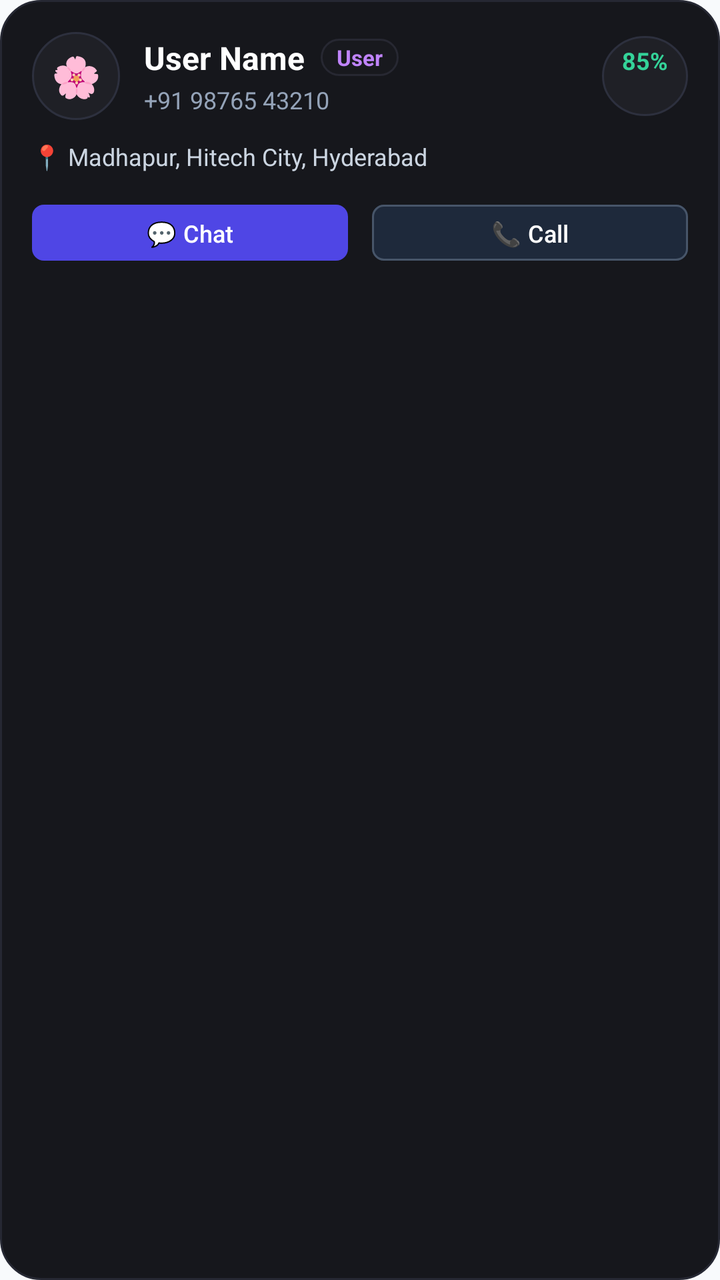
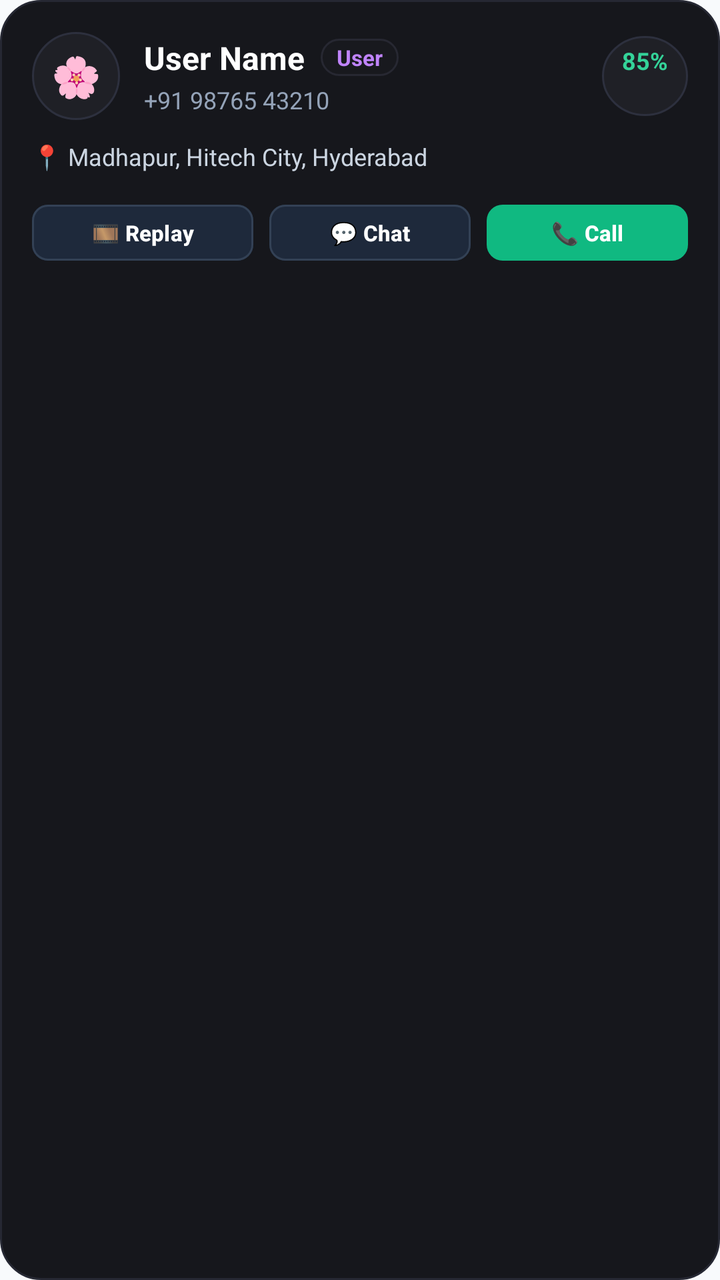

Before-and-after screenshots of an Android layout around one commit, followed by the original layout XML and the change that was made.
<!-- AndroidManifest.xml: application theme Theme.SheGuard -->
<!-- res/layout/item_admin_user_card.xml -->
<?xml version="1.0" encoding="utf-8"?>
<LinearLayout xmlns:android="http://schemas.android.com/apk/res/android"
    xmlns:app="http://schemas.android.com/apk/res-auto"
    android:layout_width="match_parent"
    android:layout_height="wrap_content"
    android:orientation="vertical"
    android:background="@drawable/bg_card_safety_dark"
    android:padding="16dp"
    android:layout_marginBottom="12dp">

    <LinearLayout
        android:layout_width="match_parent"
        android:layout_height="wrap_content"
        android:orientation="horizontal"
        android:gravity="center_vertical">

        
        <TextView
            android:id="@+id/tv_user_avatar"
            android:layout_width="44dp"
            android:layout_height="44dp"
            android:background="@drawable/bg_circle_info"
            android:gravity="center"
            android:text="🌸"
            android:textSize="20sp" />

        <LinearLayout
            android:layout_width="0dp"
            android:layout_height="wrap_content"
            android:layout_weight="1"
            android:layout_marginStart="12dp"
            android:orientation="vertical">

            <LinearLayout
                android:layout_width="wrap_content"
                android:layout_height="wrap_content"
                android:orientation="horizontal"
                android:gravity="center_vertical">

                <TextView
                    android:id="@+id/tv_admin_user_name"
                    android:layout_width="wrap_content"
                    android:layout_height="wrap_content"
                    android:text="User Name"
                    android:textColor="#FFFFFF"
                    android:textSize="16sp"
                    android:textStyle="bold" />

                <TextView
                    android:id="@+id/tv_admin_user_role_badge"
                    android:layout_width="wrap_content"
                    android:layout_height="wrap_content"
                    android:layout_marginStart="8dp"
                    android:background="@drawable/bg_monogram_badge"
                    android:paddingStart="8dp"
                    android:paddingEnd="8dp"
                    android:paddingTop="2dp"
                    android:paddingBottom="2dp"
                    android:text="User"
                    android:textColor="#C084FC"
                    android:textSize="11sp"
                    android:textStyle="bold" />
            </LinearLayout>

            <TextView
                android:id="@+id/tv_admin_user_phone"
                android:layout_width="wrap_content"
                android:layout_height="wrap_content"
                android:layout_marginTop="2dp"
                android:text="+91 98765 43210"
                android:textColor="#94A3B8"
                android:textSize="12sp" />
        </LinearLayout>

        
        <TextView
            android:id="@+id/tv_admin_user_battery"
            android:layout_width="wrap_content"
            android:layout_height="wrap_content"
            android:background="@drawable/bg_circle_info"
            android:paddingStart="10dp"
            android:paddingEnd="10dp"
            android:paddingTop="4dp"
            android:paddingBottom="4dp"
            android:text="85%"
            android:textColor="#34D399"
            android:textSize="12sp"
            android:textStyle="bold" />
    </LinearLayout>

    <TextView
        android:id="@+id/tv_admin_user_location"
        android:layout_width="wrap_content"
        android:layout_height="wrap_content"
        android:layout_marginTop="10dp"
        android:text="📍 Madhapur, Hitech City, Hyderabad"
        android:textColor="#CBD5E1"
        android:textSize="12sp" />

    
    <LinearLayout
        android:layout_width="match_parent"
        android:layout_height="wrap_content"
        android:orientation="horizontal"
        android:layout_marginTop="12dp">

        <com.google.android.material.button.MaterialButton
            android:id="@+id/btn_admin_chat"
            android:layout_width="0dp"
            android:layout_height="36dp"
            android:layout_weight="1"
            android:layout_marginEnd="6dp"
            android:text="💬 Chat"
            android:textSize="12sp"
            app:backgroundTint="#4F46E5"
            app:cornerRadius="6dp" />

        <com.google.android.material.button.MaterialButton
            android:id="@+id/btn_admin_call"
            android:layout_width="0dp"
            android:layout_height="36dp"
            android:layout_weight="1"
            android:layout_marginStart="6dp"
            android:text="📞 Call"
            android:textSize="12sp"
            app:backgroundTint="#1E293B"
            app:strokeColor="#475569"
            app:strokeWidth="1dp"
            app:cornerRadius="6dp" />
    </LinearLayout>
</LinearLayout>
<!-- resources referenced by this layout -->
<resources>
  <!-- drawable bg_card_safety_dark (drawable) -->
  <?xml version="1.0" encoding="utf-8"?>
  <shape xmlns:android="http://schemas.android.com/apk/res/android"
      android:shape="rectangle">
      <solid android:color="#16171C" />
      <corners android:radius="20dp" />
      <stroke
          android:width="1dp"
          android:color="#262833" />
  </shape>
  <!-- drawable bg_circle_info (drawable) -->
  <?xml version="1.0" encoding="utf-8"?>
  <shape xmlns:android="http://schemas.android.com/apk/res/android"
      android:shape="oval">
      <solid android:color="#1F2026" />
      <size
          android:width="40dp"
          android:height="40dp" />
      <stroke
          android:width="1dp"
          android:color="#2D303E" />
  </shape>
  <!-- drawable bg_monogram_badge (drawable) -->
  <?xml version="1.0" encoding="utf-8"?>
  <shape xmlns:android="http://schemas.android.com/apk/res/android"
      android:shape="rectangle">
      <solid android:color="#18191E" />
      <corners android:radius="18dp" />
      <stroke
          android:width="1dp"
          android:color="#272832" />
  </shape>
  <style name="Theme.SheGuard" parent="Base.Theme.SheGuard" />
  <style name="Base.Theme.SheGuard" parent="Theme.Material3.DayNight.NoActionBar">
          
          <item name="android:statusBarColor">@android:color/transparent</item>
          <item name="android:windowLightStatusBar">true</item>
  
          
          <item name="android:navigationBarColor">@android:color/transparent</item>
          <item name="android:windowLightNavigationBar">true</item>
  
          
          <item name="colorPrimary">@color/colorPrimary</item>
          <item name="colorPrimaryVariant">@color/colorPrimaryDark</item>
          <item name="colorSecondary">@color/colorAccent</item>
          <item name="android:windowBackground">@color/surface_background</item>
          <item name="colorSurface">@color/surface_card</item>
          <item name="colorOnSurface">@color/textColorPrimary</item>
      </style>
  <color name="colorPrimary">#FF2E93</color>
  <color name="colorPrimaryDark">#D81173</color>
  <color name="colorAccent">#10B981</color>
  <color name="surface_background">#F8FAFC</color>
  <color name="surface_card">#FFFFFF</color>
  <color name="textColorPrimary">#0F172A</color>
</resources>

<!-- the commit's change to res/layout/item_admin_user_card.xml (unified diff, before → after) -->
@@ -105,27 +105,47 @@
         android:layout_marginTop="12dp">
 
         <com.google.android.material.button.MaterialButton
+            android:id="@+id/btn_admin_replay"
+            android:layout_width="0dp"
+            android:layout_height="36dp"
+            android:layout_weight="1.1"
+            android:layout_marginEnd="4dp"
+            android:text="🎞️ Replay"
+            android:textColor="#FFFFFF"
+            android:textSize="11sp"
+            android:textStyle="bold"
+            app:backgroundTint="#1E293B"
+            app:strokeColor="#334155"
+            app:strokeWidth="1dp"
+            app:cornerRadius="8dp" />
+
+        <com.google.android.material.button.MaterialButton
             android:id="@+id/btn_admin_chat"
             android:layout_width="0dp"
             android:layout_height="36dp"
             android:layout_weight="1"
-            android:layout_marginEnd="6dp"
+            android:layout_marginStart="4dp"
+            android:layout_marginEnd="4dp"
             android:text="💬 Chat"
-            android:textSize="12sp"
-            app:backgroundTint="#4F46E5"
-            app:cornerRadius="6dp" />
+            android:textColor="#FFFFFF"
+            android:textSize="11sp"
+            android:textStyle="bold"
+            app:backgroundTint="#1E293B"
+            app:strokeColor="#334155"
+            app:strokeWidth="1dp"
+            app:cornerRadius="8dp" />
 
         <com.google.android.material.button.MaterialButton
             android:id="@+id/btn_admin_call"
             android:layout_width="0dp"
             android:layout_height="36dp"
             android:layout_weight="1"
-            android:layout_marginStart="6dp"
+            android:layout_marginStart="4dp"
             android:text="📞 Call"
-            android:textSize="12sp"
-            app:backgroundTint="#1E293B"
-            app:strokeColor="#475569"
-            app:strokeWidth="1dp"
-            app:cornerRadius="6dp" />
+            android:textColor="#FFFFFF"
+            android:textSize="11sp"
+            android:textStyle="bold"
+            app:backgroundTint="#10B981"
+            app:cornerRadius="8dp" />
     </LinearLayout>
 </LinearLayout>
